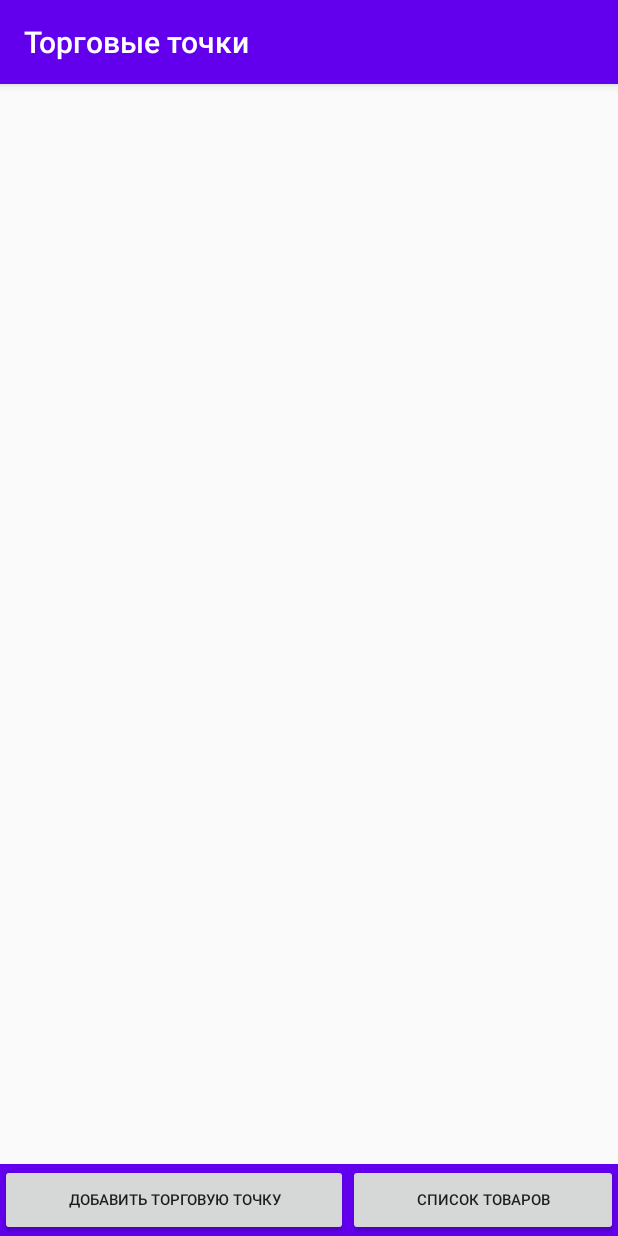
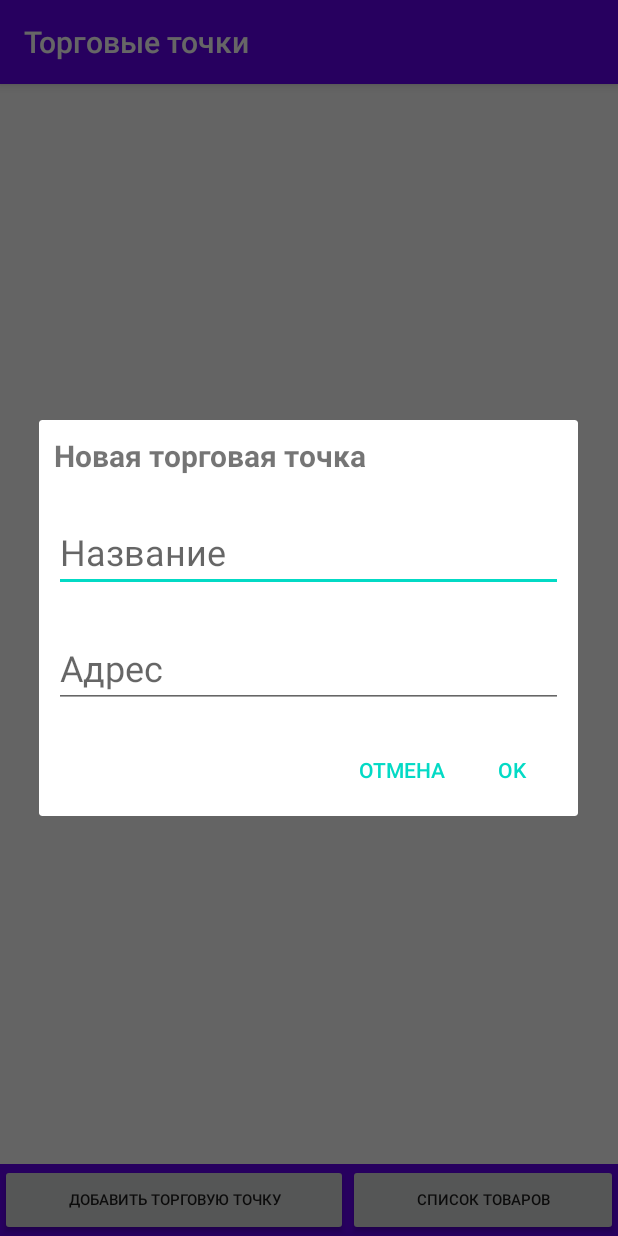
Before and after one commit to Evgeny-Ulyanov/test_application_ifrigate, an Android app: the screen it shows after launch (MainActivity), after a tap on "ДОБАВИТЬ ТОРГОВУЮ ТОЧКУ", on a phone screen of 412 x 824 dp. Run offline under Robolectric (Android 15) with nearby library versions, the phone set to English and light mode, and no system bars; our stand-ins replace Room's generated code.

```diff
--- a/app/src/main/java/com/uem/testapplication/MainActivity.java
+++ b/app/src/main/java/com/uem/testapplication/MainActivity.java
@@ -1,12 +1,19 @@
 package com.uem.testapplication;
 
+import androidx.appcompat.app.AlertDialog;
 import androidx.appcompat.app.AppCompatActivity;
 import androidx.recyclerview.widget.LinearLayoutManager;
 import androidx.recyclerview.widget.RecyclerView;
 import androidx.room.Room;
 
+import android.content.DialogInterface;
 import android.os.Bundle;
+import android.view.LayoutInflater;
 import android.view.View;
+import android.widget.Button;
+import android.widget.EditText;
+import android.widget.TextView;
+import android.widget.Toast;
 
 import java.util.ArrayList;
 
@@ -22,12 +29,18 @@ public class MainActivity extends AppCompatActivity {
     private RecyclerView.Adapter adapter;
     private RecyclerView.LayoutManager layoutManager;
     private ModelsAppDatabase modelsAppDatabase;
+    private TextView textStoreTitle;
+    private EditText newStoreName, newStoreAddress;
 
     @Override
     protected void onCreate(Bundle savedInstanceState) {
         super.onCreate(savedInstanceState);
         setContentView(R.layout.activity_main);
         setTitle("Торговые точки");
+
+        textStoreTitle = findViewById(R.id.newStoreAddress);
+        newStoreName = findViewById(R.id.newStoreName);
+        newStoreAddress = findViewById(R.id.newStoreAddress);
 
 
         recyclerView = findViewById(R.id.recyclerView);
@@ -44,6 +57,47 @@ public class MainActivity extends AppCompatActivity {
         recyclerView.setLayoutManager(layoutManager);
     }
 
+    public void addStore(View view) {
+
+        LayoutInflater layoutInflater = LayoutInflater.from(this);
+        View addStore = layoutInflater.inflate(R.layout.add_store, null);
+
+        AlertDialog.Builder mDialogBuilder = new AlertDialog.Builder(this);
+
+        mDialogBuilder.setView(addStore);
+
+        final EditText userInputName = (EditText) addStore.findViewById(R.id.newStoreName);
+        final EditText userInputAddress = (EditText) addStore.findViewById(R.id.newStoreAddress);
+
+        mDialogBuilder
+                .setCancelable(false)
+                .setPositiveButton("OK",
+                        new DialogInterface.OnClickListener() {
+                            public void onClick(DialogInterface dialog,int id) {
+                                if (userInputName.getText().toString().isEmpty()){
+                                    Toast.makeText(MainActivity.this, "Введите название", Toast.LENGTH_LONG).show();
+                                    return;
+                                }
+                                if (userInputAddress.getText().toString().isEmpty()) {
+                                    Toast.makeText(MainActivity.this, "Введите адрес", Toast.LENGTH_LONG).show();
+                                    return;
+                                }
+                                    createStore(userInputName.getText().toString(), userInputAddress.getText().toString());
+                            }
+                        })
+                .setNegativeButton("Отмена",
+                        new DialogInterface.OnClickListener() {
+                            public void onClick(DialogInterface dialog,int id) {
+                                dialog.cancel();
+                            }
+                        });
+
+        AlertDialog alertDialog = mDialogBuilder.create();
+
+        alertDialog.show();
+
+    }
+
     private void createStore(String name, String address) {
         long id = modelsAppDatabase.getStoreDAO().addStore(new Store(0, name, address));
 
@@ -51,10 +105,6 @@ public class MainActivity extends AppCompatActivity {
 
         storeArrayList.add(0, store);
         adapter.notifyDataSetChanged();
-    }
-
-    public void addStore(View view) {
-        deleteStore( storeArrayList.get(0), 0);
     }
 
     private void deleteStore(Store store, int position) {
--- a/app/src/main/res/layout/add_store.xml
+++ b/app/src/main/res/layout/add_store.xml
@@ -1,6 +1,32 @@
 <?xml version="1.0" encoding="utf-8"?>
-<androidx.constraintlayout.widget.ConstraintLayout
-    xmlns:android="http://schemas.android.com/apk/res/android" android:layout_width="match_parent"
-    android:layout_height="match_parent">
+<LinearLayout xmlns:android="http://schemas.android.com/apk/res/android"
+    android:layout_width="match_parent"
+    android:layout_height="match_parent"
+    android:padding="10dp"
+    android:orientation="vertical">
 
-</androidx.constraintlayout.widget.ConstraintLayout>
+    <TextView
+        android:id="@+id/newStoreTitle"
+        android:textSize="20sp"
+        android:text="Новая торговая точка"
+        android:textStyle="bold"
+        android:layout_width="wrap_content"
+        android:layout_height="wrap_content"/>
+
+    <EditText
+        android:id="@+id/newStoreName"
+        android:layout_marginTop="24dp"
+        android:hint="Название"
+        android:textSize="24sp"
+        android:layout_width="match_parent"
+        android:layout_height="wrap_content"/>
+
+    <EditText
+        android:id="@+id/newStoreAddress"
+        android:layout_marginTop="24dp"
+        android:hint="Адрес"
+        android:textSize="24sp"
+        android:layout_width="match_parent"
+        android:layout_height="wrap_content" />
+
+</LinearLayout>
```
